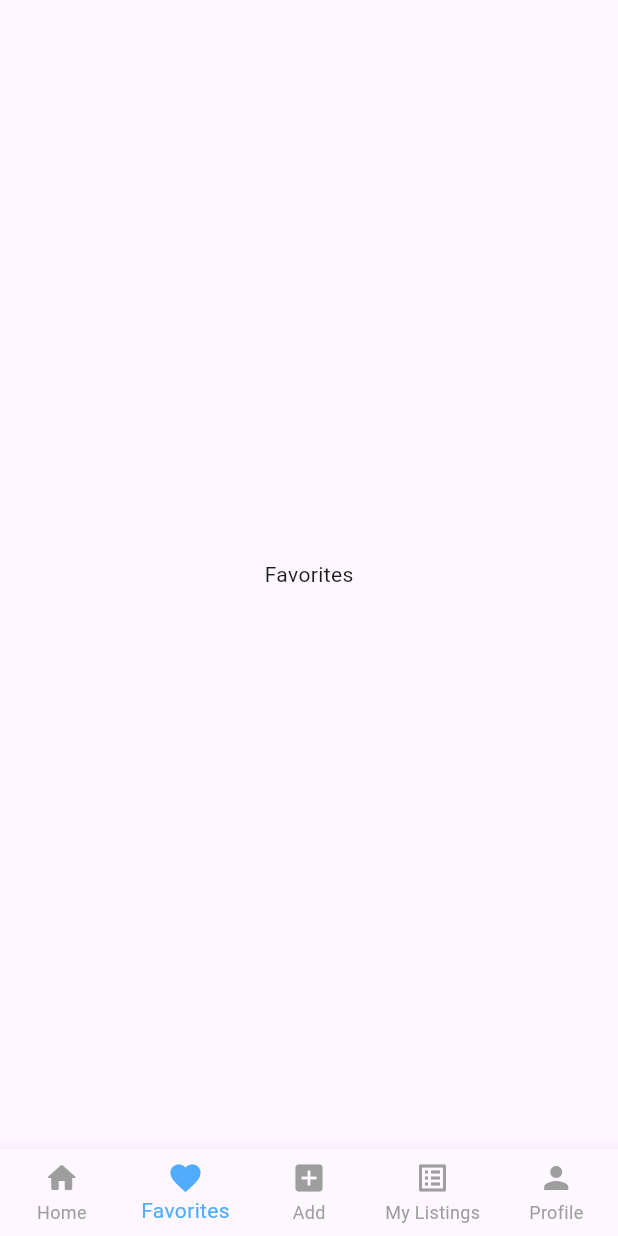
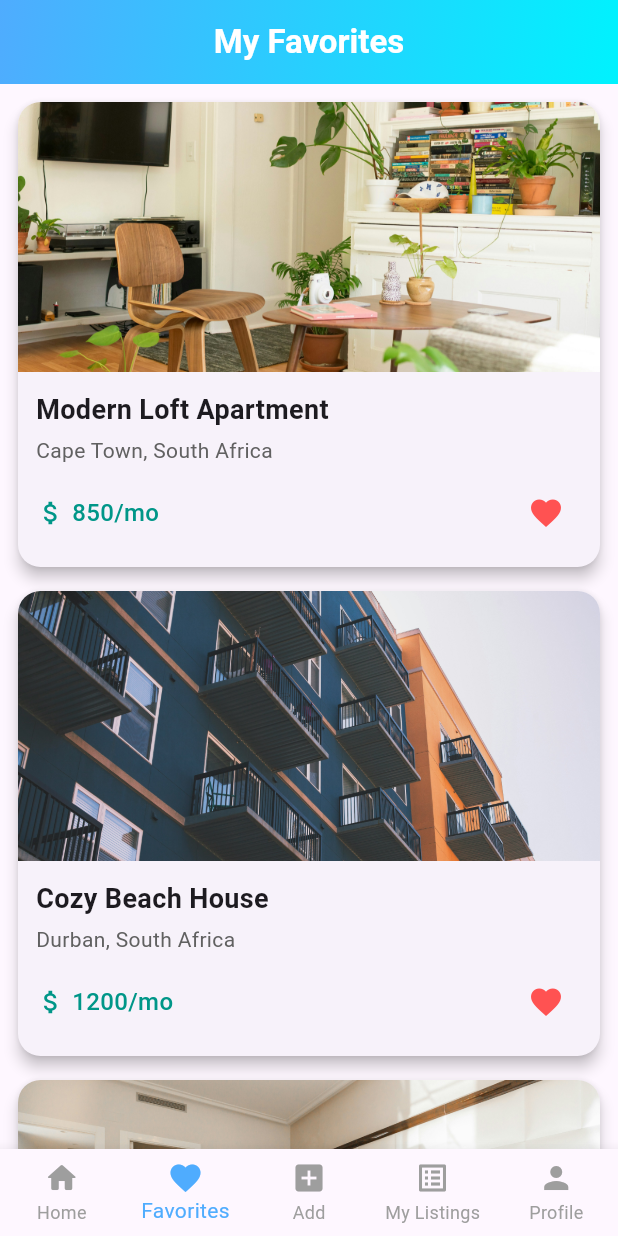
Before and after one commit to MathibelaD/P, a Flutter app: the screen it shows after launch, item 2 of the bottom bar chosen, on a phone screen of 412 x 824 dp. Run offline on Flutter 3.47's test engine with Material 3 defaults, Android fonts, the phone set to English and light mode, and no system bars.

Commit message:
chore: favourites section

```diff
--- /dev/null
+++ b/lib/screens/favorites_screen.dart
@@ -0,0 +1,167 @@
+import 'package:flutter/material.dart';
+
+class FavoritesScreen extends StatelessWidget {
+  // For now, we'll use mock favorite properties
+  final List<Map<String, dynamic>> favoriteProperties = [
+    {
+      'title': 'Modern Loft Apartment',
+      'location': 'Cape Town, South Africa',
+      'price': 850,
+      'imageUrl': 'assets/images/image1.jpg',
+    },
+    {
+      'title': 'Cozy Beach House',
+      'location': 'Durban, South Africa',
+      'price': 1200,
+      'imageUrl': 'assets/images/image4.jpg',
+    },
+    {
+      'title': 'Luxury Villa',
+      'location': 'Johannesburg, South Africa',
+      'price': 2500,
+      'imageUrl': 'assets/images/image2.jpg',
+    },
+  ];
+
+  FavoritesScreen({super.key});
+
+  @override
+  Widget build(BuildContext context) {
+    final bool hasFavorites = favoriteProperties.isNotEmpty;
+
+    return Scaffold(
+      appBar: AppBar(
+        elevation: 4,
+        shape: const RoundedRectangleBorder(
+          borderRadius: BorderRadius.vertical(bottom: Radius.circular(20)),
+        ),
+        flexibleSpace: Container(
+          decoration: const BoxDecoration(
+            gradient: LinearGradient(
+              colors: [Color(0xff4facfe), Color(0xff00f2fe)],
+              begin: Alignment.topLeft,
+              end: Alignment.bottomRight,
+            ),
+          ),
+        ),
+        title: const Text(
+          'My Favorites',
+          style: TextStyle(color: Colors.white, fontWeight: FontWeight.bold),
+        ),
+        centerTitle: true,
+      ),
+      body: hasFavorites
+          ? ListView.builder(
+              padding: const EdgeInsets.all(12),
+              itemCount: favoriteProperties.length,
+              itemBuilder: (ctx, index) {
+                final property = favoriteProperties[index];
+                return _buildFavoriteCard(property);
+              },
+            )
+          : _buildEmptyState(),
+    );
+  }
+
+  Widget _buildFavoriteCard(Map<String, dynamic> property) {
+    return Card(
+      margin: const EdgeInsets.only(bottom: 16),
+      elevation: 4,
+      shape: RoundedRectangleBorder(borderRadius: BorderRadius.circular(15)),
+      clipBehavior: Clip.antiAlias,
+      child: InkWell(
+        onTap: () {
+          // TODO: Navigate to property detail screen
+        },
+        child: Column(
+          crossAxisAlignment: CrossAxisAlignment.start,
+          children: [
+            // Property image
+            SizedBox(
+              height: 180,
+              width: double.infinity,
+              child: Image.asset(
+               property['imageUrl'],
+                fit: BoxFit.cover,
+              ),
+            ),
+            Padding(
+              padding: const EdgeInsets.all(12.0),
+              child: Column(
+                crossAxisAlignment: CrossAxisAlignment.start,
+                children: [
+                  Text(
+                    property['title'],
+                    style: const TextStyle(
+                      fontSize: 18,
+                      fontWeight: FontWeight.w600,
+                    ),
+                  ),
+                  const SizedBox(height: 4),
+                  Text(
+                    property['location'],
+                    style: TextStyle(color: Colors.grey[700], fontSize: 14),
+                  ),
+                  const SizedBox(height: 8),
+                  Row(
+                    children: [
+                      const Icon(
+                        Icons.attach_money,
+                        color: Colors.teal,
+                        size: 20,
+                      ),
+                      const SizedBox(width: 4),
+                      Text(
+                        '${property['price']}/mo',
+                        style: const TextStyle(
+                          fontSize: 16,
+                          fontWeight: FontWeight.w500,
+                          color: Colors.teal,
+                        ),
+                      ),
+                      const Spacer(),
+                      IconButton(
+                        onPressed: () {
+                          // TODO: Remove from favorites
+                        },
+                        icon: const Icon(
+                          Icons.favorite,
+                          color: Colors.redAccent,
+                        ),
+                      ),
+                    ],
+                  ),
+                ],
+              ),
+            ),
+          ],
+        ),
+      ),
+    );
+  }
+
+  Widget _buildEmptyState() {
+    return Center(
+      child: Padding(
+        padding: const EdgeInsets.symmetric(horizontal: 32),
+        child: Column(
+          mainAxisAlignment: MainAxisAlignment.center,
+          children: [
+            Icon(Icons.favorite_border, size: 80, color: Colors.grey[400]),
+            const SizedBox(height: 16),
+            const Text(
+              'No favorites yet!',
+              style: TextStyle(fontSize: 20, fontWeight: FontWeight.w600),
+            ),
+            const SizedBox(height: 8),
+            Text(
+              'Browse properties and tap the heart icon to save your favorite homes.',
+              textAlign: TextAlign.center,
+              style: TextStyle(color: Colors.grey[600]),
+            ),
+          ],
+        ),
+      ),
+    );
+  }
+}
--- a/lib/screens/main_screen.dart
+++ b/lib/screens/main_screen.dart
@@ -3,6 +3,7 @@ import 'home_screen.dart';
 import '../models/property.dart';
 import 'login_screen.dart';
 import 'profile.dart';
+import 'favorites_screen.dart';
 
 // import your other screens when you add them
 
@@ -25,7 +26,7 @@ class _MainScreenState extends State<MainScreen> {
     final screens = [
       HomeScreen(properties: widget.properties),
       // Placeholder widgets for now; replace with real screens
-      const Center(child: Text('Favorites')),
+     FavoritesScreen(),
       const Center(child: Text('Add Listing')),
       const Center(child: Text('My Listings')),
     isLoggedIn
```
